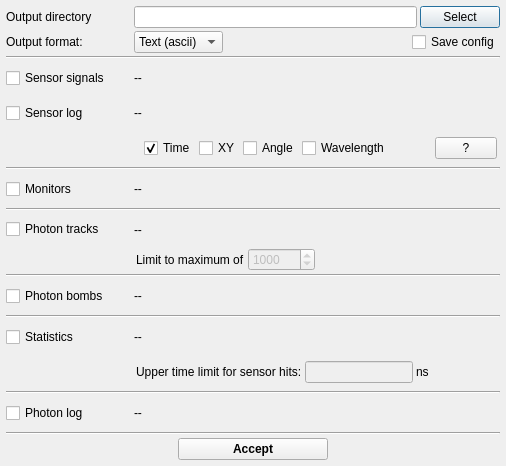
The window that ants3bundle/src/ants3/gui/photsim/aphotonsimoutputdialog.ui (andrmor/ANTS3bundle) describes before a commit, drawn with Qt 5.
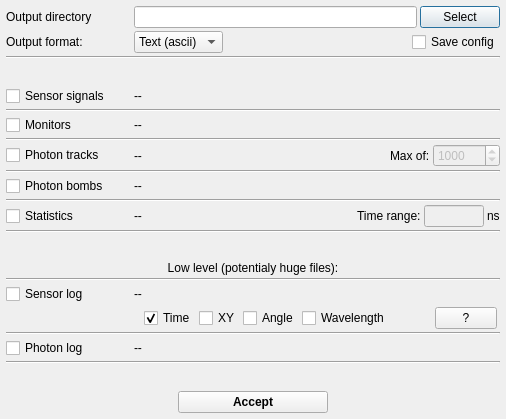
The same window after the commit.

Commit message: refactor photon sim output control

Diff of the .ui file:
```diff
--- a/ants3bundle/src/ants3/gui/photsim/aphotonsimoutputdialog.ui
+++ b/ants3bundle/src/ants3/gui/photsim/aphotonsimoutputdialog.ui
@@ -7,7 +7,7 @@
     <x>0</x>
     <y>0</y>
     <width>506</width>
-    <height>466</height>
+    <height>419</height>
    </rect>
   </property>
   <property name="windowTitle">
@@ -132,6 +132,19 @@
      </property>
     </widget>
    </item>
+   <item>
+    <spacer name="verticalSpacer_3">
+     <property name="orientation">
+      <enum>Qt::Orientation::Vertical</enum>
+     </property>
+     <property name="sizeHint" stdset="0">
+      <size>
+       <width>20</width>
+       <height>40</height>
+      </size>
+     </property>
+    </spacer>
+   </item>
    <item>
     <layout class="QHBoxLayout" name="horizontalLayout_2">
      <item>
@@ -169,161 +182,6 @@
      </item>
     </layout>
    </item>
-   <item>
-    <layout class="QHBoxLayout" name="horizontalLayout_10">
-     <property name="leftMargin">
-      <number>0</number>
-     </property>
-     <item>
-      <widget class="QCheckBox" name="cbSensorLog">
-       <property name="minimumSize">
-        <size>
-         <width>125</width>
-         <height>0</height>
-        </size>
-       </property>
-       <property name="toolTip">
-        <string>Log photons detected by the sensors</string>
-       </property>
-       <property name="text">
-        <string>Sensor log</string>
-       </property>
-      </widget>
-     </item>
-     <item>
-      <widget class="QLabel" name="labSensorLog">
-       <property name="text">
-        <string>--</string>
-       </property>
-      </widget>
-     </item>
-     <item>
-      <spacer name="horizontalSpacer_10">
-       <property name="orientation">
-        <enum>Qt::Orientation::Horizontal</enum>
-       </property>
-       <property name="sizeHint" stdset="0">
-        <size>
-         <width>40</width>
-         <height>20</height>
-        </size>
-       </property>
-      </spacer>
-     </item>
-    </layout>
-   </item>
-   <item>
-    <layout class="QHBoxLayout" name="horizontalLayout_12">
-     <property name="leftMargin">
-      <number>135</number>
-     </property>
-     <property name="topMargin">
-      <number>0</number>
-     </property>
-     <item>
-      <widget class="QFrame" name="frSensorLog">
-       <property name="sizePolicy">
-        <sizepolicy hsizetype="Expanding" vsizetype="Preferred">
-         <horstretch>0</horstretch>
-         <verstretch>0</verstretch>
-        </sizepolicy>
-       </property>
-       <property name="frameShape">
-        <enum>QFrame::Shape::NoFrame</enum>
-       </property>
-       <property name="frameShadow">
-        <enum>QFrame::Shadow::Raised</enum>
-       </property>
-       <layout class="QHBoxLayout" name="horizontalLayout_11">
-        <property name="spacing">
-         <number>3</number>
-        </property>
-        <property name="leftMargin">
-         <number>3</number>
-        </property>
-        <property name="topMargin">
-         <number>0</number>
-        </property>
-        <property name="rightMargin">
-         <number>3</number>
-        </property>
-        <property name="bottomMargin">
-         <number>0</number>
-        </property>
-        <item>
-         <widget class="QCheckBox" name="cbSensorLogTime">
-          <property name="text">
-           <string>Time</string>
-          </property>
-          <property name="checked">
-           <bool>true</bool>
-          </property>
-         </widget>
-        </item>
-        <item>
-         <widget class="QCheckBox" name="cbSensorLogXY">
-          <property name="text">
-           <string>XY</string>
-          </property>
-         </widget>
-        </item>
-        <item>
-         <widget class="QCheckBox" name="cbSensorLogAngle">
-          <property name="text">
-           <string>Angle</string>
-          </property>
-         </widget>
-        </item>
-        <item>
-         <widget class="QCheckBox" name="cbSensorLogWave">
-          <property name="text">
-           <string>Wavelength</string>
-          </property>
-         </widget>
-        </item>
-        <item>
-         <spacer name="horizontalSpacer_11">
-          <property name="orientation">
-           <enum>Qt::Orientation::Horizontal</enum>
-          </property>
-          <property name="sizeHint" stdset="0">
-           <size>
-            <width>60</width>
-            <height>20</height>
-           </size>
-          </property>
-         </spacer>
-        </item>
-        <item>
-         <widget class="QPushButton" name="pbSensorLogHelp">
-          <property name="sizePolicy">
-           <sizepolicy hsizetype="Minimum" vsizetype="Fixed">
-            <horstretch>0</horstretch>
-            <verstretch>0</verstretch>
-           </sizepolicy>
-          </property>
-          <property name="minimumSize">
-           <size>
-            <width>10</width>
-            <height>0</height>
-           </size>
-          </property>
-          <property name="maximumSize">
-           <size>
-            <width>16777215</width>
-            <height>16777215</height>
-           </size>
-          </property>
-          <property name="text">
-           <string>?</string>
-          </property>
-         </widget>
-        </item>
-       </layout>
-      </widget>
-     </item>
-    </layout>
-   </item>
    <item>
     <widget class="Line" name="line_2">
      <property name="orientation">
@@ -413,17 +271,10 @@
        </property>
       </spacer>
      </item>
-    </layout>
-   </item>
-   <item>
-    <layout class="QHBoxLayout" name="horizontalLayout_4">
-     <property name="leftMargin">
-      <number>130</number>
-     </property>
      <item>
       <widget class="QLabel" name="label">
        <property name="text">
-        <string>Limit to maximum of</string>
+        <string>Max of:</string>
        </property>
       </widget>
      </item>
@@ -440,19 +291,6 @@
        </property>
       </widget>
      </item>
-     <item>
-      <spacer name="horizontalSpacer_3">
-       <property name="orientation">
-        <enum>Qt::Orientation::Horizontal</enum>
-       </property>
-       <property name="sizeHint" stdset="0">
-        <size>
-         <width>40</width>
-         <height>20</height>
-        </size>
-       </property>
-      </spacer>
-     </item>
     </layout>
    </item>
    <item>
@@ -538,26 +376,16 @@
        </property>
        <property name="sizeHint" stdset="0">
         <size>
-         <width>40</width>
+         <width>60</width>
          <height>20</height>
         </size>
        </property>
       </spacer>
      </item>
-    </layout>
-   </item>
-   <item>
-    <layout class="QHBoxLayout" name="horizontalLayout_8">
-     <property name="leftMargin">
-      <number>130</number>
-     </property>
-     <property name="topMargin">
-      <number>0</number>
-     </property>
      <item>
       <widget class="QLabel" name="label_3">
        <property name="text">
-        <string>Upper time limit for sensor hits:</string>
+        <string>Time range:</string>
        </property>
       </widget>
      </item>
@@ -574,10 +402,19 @@
        </property>
        <property name="minimumSize">
         <size>
-         <width>100</width>
+         <width>60</width>
          <height>0</height>
         </size>
        </property>
+       <property name="maximumSize">
+        <size>
+         <width>60</width>
+         <height>16777215</height>
+        </size>
+       </property>
+       <property name="toolTip">
+        <string>Sensor hit statistics is recorded from 0 to this time</string>
+       </property>
       </widget>
      </item>
      <item>
@@ -587,19 +424,6 @@
        </property>
       </widget>
      </item>
-     <item>
-      <spacer name="horizontalSpacer_5">
-       <property name="orientation">
-        <enum>Qt::Orientation::Horizontal</enum>
-       </property>
-       <property name="sizeHint" stdset="0">
-        <size>
-         <width>40</width>
-         <height>20</height>
-        </size>
-       </property>
-      </spacer>
-     </item>
     </layout>
    </item>
    <item>
@@ -610,7 +434,199 @@
     </widget>
    </item>
    <item>
-    <layout class="QHBoxLayout" name="horizontalLayout_14">
+    <spacer name="verticalSpacer">
+     <property name="orientation">
+      <enum>Qt::Orientation::Vertical</enum>
+     </property>
+     <property name="sizeHint" stdset="0">
+      <size>
+       <width>20</width>
+       <height>40</height>
+      </size>
+     </property>
+    </spacer>
+   </item>
+   <item>
+    <widget class="QLabel" name="label_6">
+     <property name="text">
+      <string>Low level (potentialy huge files):</string>
+     </property>
+     <property name="alignment">
+      <set>Qt::AlignmentFlag::AlignCenter</set>
+     </property>
+    </widget>
+   </item>
+   <item>
+    <widget class="Line" name="line_8">
+     <property name="orientation">
+      <enum>Qt::Orientation::Horizontal</enum>
+     </property>
+    </widget>
+   </item>
+   <item>
+    <layout class="QHBoxLayout" name="horizontalLayout_10">
+     <property name="leftMargin">
+      <number>0</number>
+     </property>
+     <item>
+      <widget class="QCheckBox" name="cbSensorLog">
+       <property name="minimumSize">
+        <size>
+         <width>125</width>
+         <height>0</height>
+        </size>
+       </property>
+       <property name="toolTip">
+        <string>Log photons detected by the sensors</string>
+       </property>
+       <property name="text">
+        <string>Sensor log</string>
+       </property>
+      </widget>
+     </item>
+     <item>
+      <widget class="QLabel" name="labSensorLog">
+       <property name="text">
+        <string>--</string>
+       </property>
+      </widget>
+     </item>
+     <item>
+      <spacer name="horizontalSpacer_10">
+       <property name="orientation">
+        <enum>Qt::Orientation::Horizontal</enum>
+       </property>
+       <property name="sizeHint" stdset="0">
+        <size>
+         <width>40</width>
+         <height>20</height>
+        </size>
+       </property>
+      </spacer>
+     </item>
+    </layout>
+   </item>
+   <item>
+    <layout class="QHBoxLayout" name="horizontalLayout_12">
+     <property name="leftMargin">
+      <number>135</number>
+     </property>
+     <property name="topMargin">
+      <number>0</number>
+     </property>
+     <item>
+      <widget class="QFrame" name="frSensorLog">
+       <property name="sizePolicy">
+        <sizepolicy hsizetype="Expanding" vsizetype="Preferred">
+         <horstretch>0</horstretch>
+         <verstretch>0</verstretch>
+        </sizepolicy>
+       </property>
+       <property name="frameShape">
+        <enum>QFrame::Shape::NoFrame</enum>
+       </property>
+       <property name="frameShadow">
+        <enum>QFrame::Shadow::Raised</enum>
+       </property>
+       <layout class="QHBoxLayout" name="horizontalLayout_11">
+        <property name="spacing">
+         <number>3</number>
+        </property>
+        <property name="leftMargin">
+         <number>3</number>
+        </property>
+        <property name="topMargin">
+         <number>0</number>
+        </property>
+        <property name="rightMargin">
+         <number>3</number>
+        </property>
+        <property name="bottomMargin">
+         <number>0</number>
+        </property>
+        <item>
+         <widget class="QCheckBox" name="cbSensorLogTime">
+          <property name="text">
+           <string>Time</string>
+          </property>
+          <property name="checked">
+           <bool>true</bool>
+          </property>
+         </widget>
+        </item>
+        <item>
+         <widget class="QCheckBox" name="cbSensorLogXY">
+          <property name="text">
+           <string>XY</string>
+          </property>
+         </widget>
+        </item>
+        <item>
+         <widget class="QCheckBox" name="cbSensorLogAngle">
+          <property name="text">
+           <string>Angle</string>
+          </property>
+         </widget>
+        </item>
+        <item>
+         <widget class="QCheckBox" name="cbSensorLogWave">
+          <property name="text">
+           <string>Wavelength</string>
+          </property>
+         </widget>
+        </item>
+        <item>
+         <spacer name="horizontalSpacer_11">
+          <property name="orientation">
+           <enum>Qt::Orientation::Horizontal</enum>
+          </property>
+          <property name="sizeHint" stdset="0">
+           <size>
+            <width>60</width>
+            <height>20</height>
+           </size>
+          </property>
+         </spacer>
+        </item>
+        <item>
+         <widget class="QPushButton" name="pbSensorLogHelp">
+          <property name="sizePolicy">
+           <sizepolicy hsizetype="Minimum" vsizetype="Fixed">
+            <horstretch>0</horstretch>
+            <verstretch>0</verstretch>
+           </sizepolicy>
+          </property>
+          <property name="minimumSize">
+           <size>
+            <width>10</width>
+            <height>0</height>
+           </size>
+          </property>
+          <property name="maximumSize">
+           <size>
+            <width>16777215</width>
+            <height>16777215</height>
+           </size>
+          </property>
+          <property name="text">
+           <string>?</string>
+          </property>
+         </widget>
+        </item>
+       </layout>
+      </widget>
+     </item>
+    </layout>
+   </item>
+   <item>
+    <widget class="Line" name="lineBeforePhLog">
+     <property name="orientation">
+      <enum>Qt::Orientation::Horizontal</enum>
+     </property>
+    </widget>
+   </item>
+   <item>
+    <layout class="QHBoxLayout" name="hBoxLay_PhLog">
      <property name="topMargin">
       <number>0</number>
      </property>
@@ -656,6 +672,19 @@
      </property>
     </widget>
    </item>
+   <item>
+    <spacer name="verticalSpacer_2">
+     <property name="orientation">
+      <enum>Qt::Orientation::Vertical</enum>
+     </property>
+     <property name="sizeHint" stdset="0">
+      <size>
+       <width>20</width>
+       <height>40</height>
+      </size>
+     </property>
+    </spacer>
+   </item>
    <item>
     <layout class="QHBoxLayout" name="horizontalLayout_6">
      <item>
```
Left out of the diff: 26 changed lines with no effect on the pictures. The commit also changes 1 other file.
